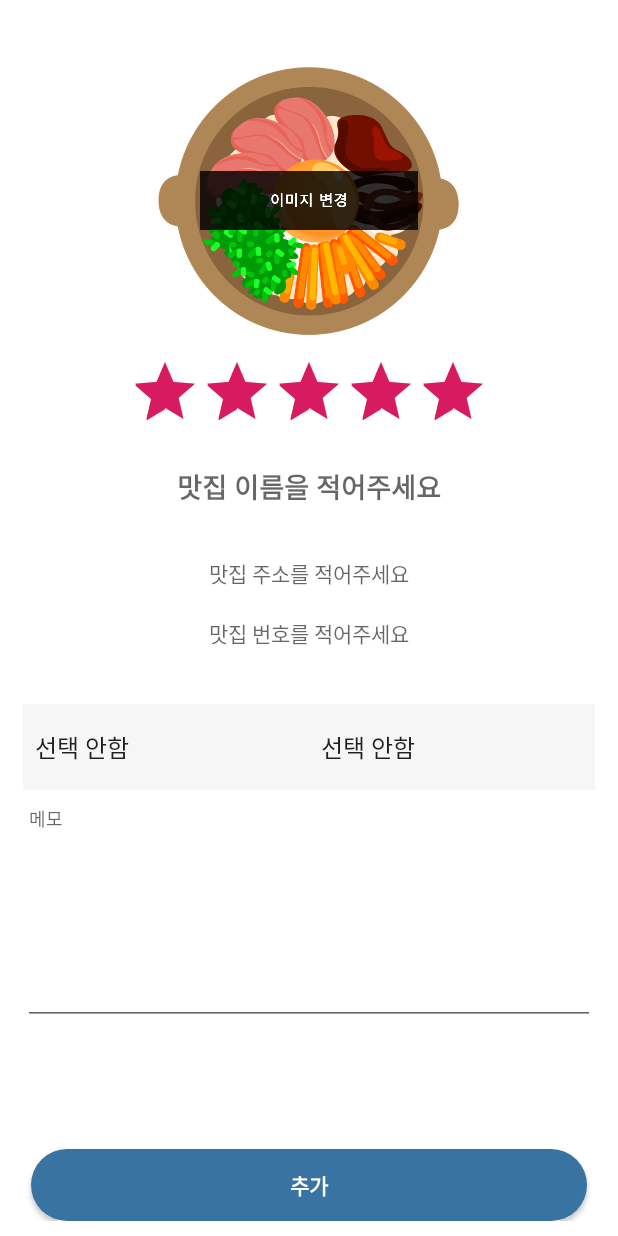
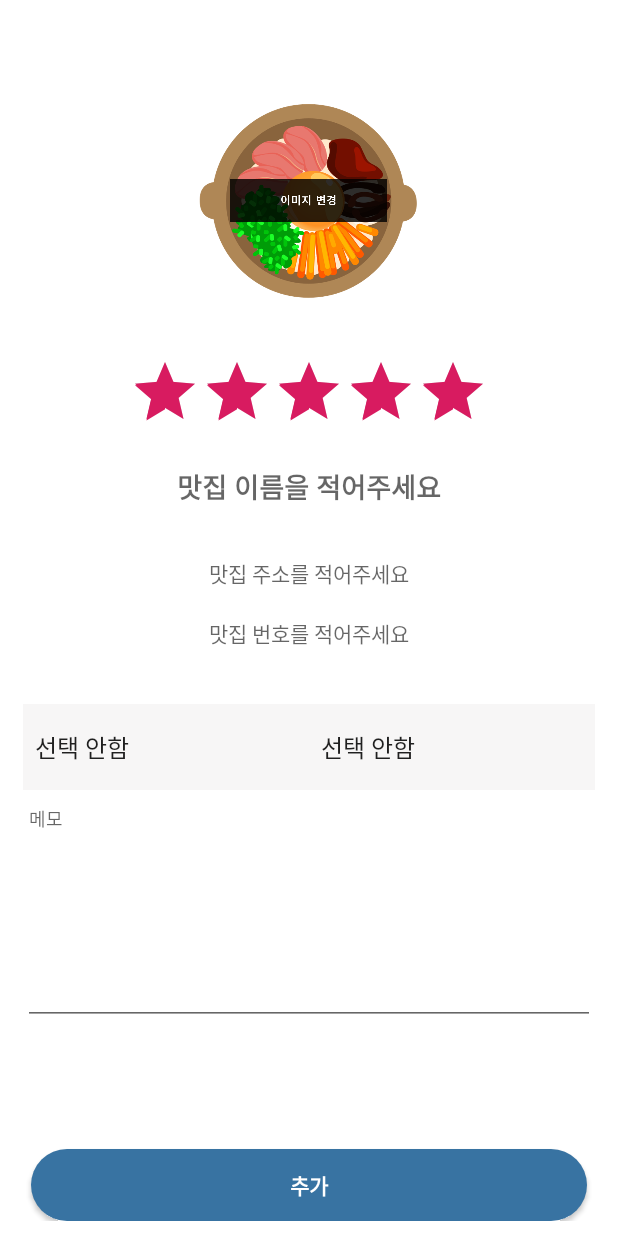
Before and after one commit to JangJuRi/FoodMemo, an Android app: the FoodDsForm screen opened directly, with no data from a screen before it, on a phone screen of 412 x 824 dp. Run offline under Robolectric (Android 15) with nearby library versions, the phone set to English and light mode, and no system bars; pictures from the network do not load.

```diff
--- a/app/src/main/java/com/example/foodmemo/DBHelper.java
+++ b/app/src/main/java/com/example/foodmemo/DBHelper.java
@@ -123,4 +123,10 @@ public class DBHelper extends SQLiteOpenHelper {
 
         return res;
     }
+
+    public Cursor getPic(int id) {
+        SQLiteDatabase db = this.getReadableDatabase();
+        Cursor res = db.rawQuery("select * from food where id=" + id + "", null);
+        return res;
+    }
 }
--- a/app/src/main/java/com/example/foodmemo/FoodSearchForm.java
+++ b/app/src/main/java/com/example/foodmemo/FoodSearchForm.java
@@ -50,7 +50,7 @@ public class FoodSearchForm extends AppCompatActivity {
                 intent.putExtra("phone",data.get(position-1).getPhone());
                 intent.putExtra("address",data.get(position-1).getAddress());
                 intent.putExtra("memo",data.get(position-1).getMemo());
-                intent.putExtra("pic",data.get(position-1).getPic());
+//                intent.putExtra("pic",data.get(position-1).getPic());
 
                 startActivity(intent);
             }
--- a/app/src/main/res/layout/food_dsform.xml
+++ b/app/src/main/res/layout/food_dsform.xml
@@ -24,12 +24,20 @@
             android:layout_weight="1"
             android:orientation="vertical">
 
-            <ImageView
-                android:id="@+id/food_pic"
+            <LinearLayout
                 android:layout_width="match_parent"
                 android:layout_height="match_parent"
                 android:layout_weight="0.9"
-                app:srcCompat="@drawable/img_sample_select" />
+                android:gravity="center"
+                android:orientation="horizontal">
+
+                <ImageView
+                    android:id="@+id/food_pic"
+                    android:layout_width="150dp"
+                    android:layout_height="150dp"
+                    android:layout_gravity="center"
+                    app:srcCompat="@drawable/img_sample_select" />
+            </LinearLayout>
 
             <LinearLayout
                 android:layout_width="match_parent"
```
Also changed, not shown: app/src/main/java/com/example/foodmemo/FoodDsForm.java (+7 -1 lines).
